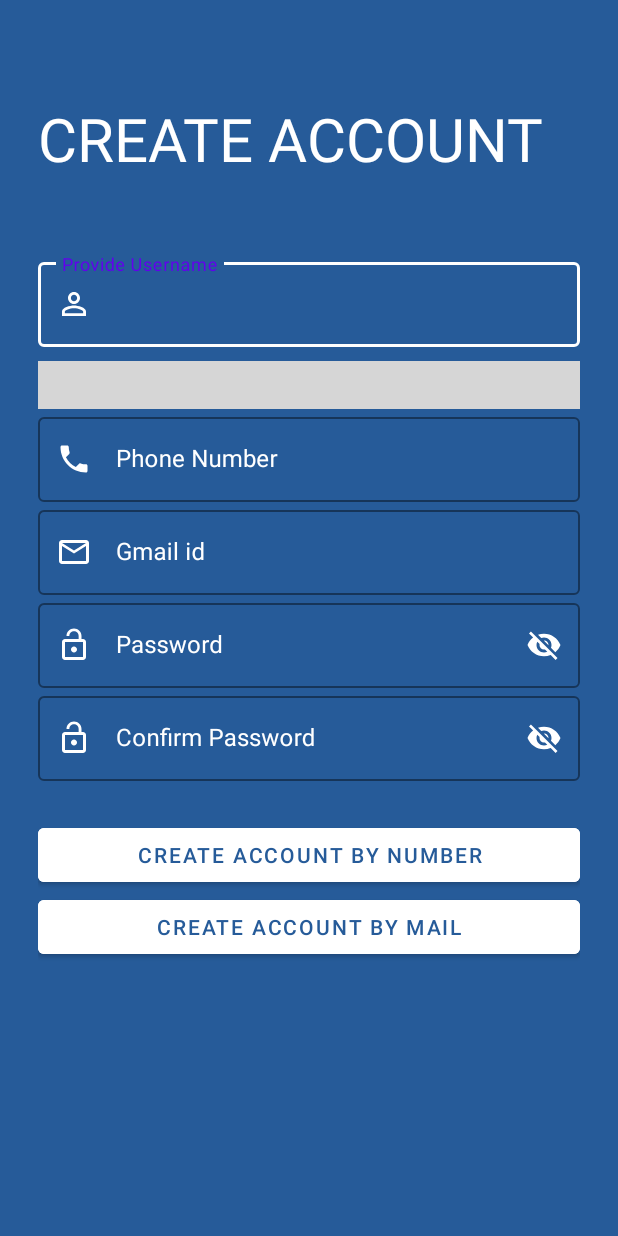
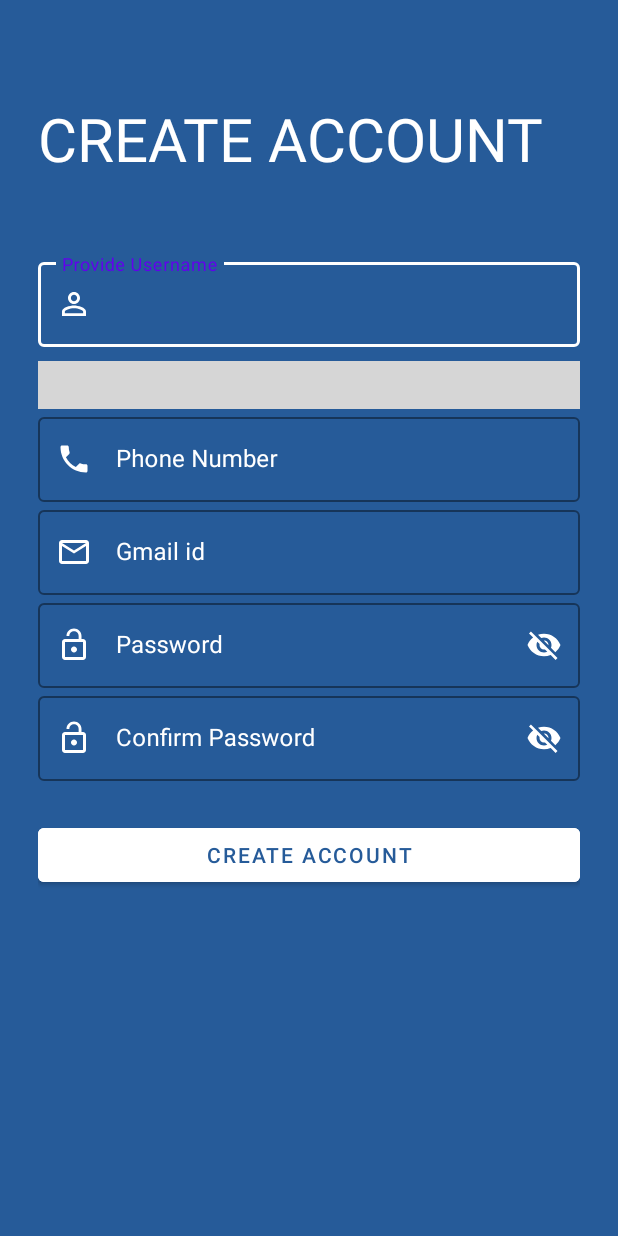
Before and after one commit to Hemantlodha/Database_Management_App, an Android app: the create_acc screen opened directly, with no data from a screen before it, on a phone screen of 412 x 824 dp. Run offline under Robolectric (Android 15) with nearby library versions, the phone set to English and light mode, and no system bars; our stand-ins replace Firebase (no records; nobody signed in at launch, a user with empty details on screens opened directly); plain views replace CountryCodePicker; Roboto replaces fonts that are not available here; grey boxes are pictures that could not be loaded.

Commit message:
First Project on github

```diff
--- a/app/src/main/java/com/hemant/university_database/create_acc.java
+++ b/app/src/main/java/com/hemant/university_database/create_acc.java
@@ -29,52 +29,19 @@ import com.google.firebase.database.FirebaseDatabase;
 import java.util.concurrent.TimeUnit;
 
 public class create_acc extends AppCompatActivity {
-    Button button8,button11;
+    Button button8;
     TextInputLayout username,phone,gmail,password,passc;
     @Override
     protected void onCreate(Bundle savedInstanceState) {
         super.onCreate(savedInstanceState);
         setContentView(R.layout.activity_create_acc);
         button8=findViewById(R.id.button8);
-        button11=findViewById(R.id.button11);
         username=findViewById(R.id.Username);
         phone=findViewById(R.id.phone);
         gmail=findViewById(R.id.gmail);
         password=findViewById(R.id.password);
         passc=findViewById(R.id.passc);
         ProgressBar progressBar=findViewById(R.id.progress);
-        ProgressBar progressBar1=findViewById(R.id.progress1);
-        button11.setOnClickListener(new View.OnClickListener() {
-            @Override
-            public void onClick(View view) {
-                button11.setVisibility(View.INVISIBLE);
-                progressBar1.setVisibility(View.VISIBLE);
-                String email=gmail.getEditText().getText().toString();
-                ActionCodeSettings actionCodeSettings =
-                        ActionCodeSettings.newBuilder()
-                                // URL you want to redirect back to. The domain (www.example.com) for this
-                                // URL must be whitelisted in the Firebase Console.
-                                .setUrl("https://www.example.com/finishSignUp?cartId=1234")
-                                // This must be true
-                                .setHandleCodeInApp(true)
-                                .setIOSBundleId("com.example.ios")
-                                .setAndroidPackageName(
-                                        "com.example.android",
-                                        true, /* installIfNotAvailable */
-                                        "12"    /* minimumVersion */)
-                                .build();
-                FirebaseAuth auth = FirebaseAuth.getInstance();
-                auth.sendSignInLinkToEmail(email, actionCodeSettings)
-                        .addOnCompleteListener(new OnCompleteListener<Void>() {
-                            @Override
-                            public void onComplete(@NonNull Task<Void> task) {
-                                if (task.isSuccessful()) {
-                                    Toast.makeText(create_acc.this, "Mail is sent", Toast.LENGTH_SHORT).show();
-                                }
-                            }
-                        });
-            }
-        });
         button8.setOnClickListener(new View.OnClickListener() {
             @Override
             public void onClick(View view) {
--- a/app/src/main/res/layout/activity_create_acc.xml
+++ b/app/src/main/res/layout/activity_create_acc.xml
@@ -165,7 +165,7 @@
         android:layout_width="match_parent"
         android:layout_height="wrap_content"
         android:backgroundTint="@color/white"
-        android:text="Create Account by number"
+        android:text="Create Account"
         android:layout_marginTop="25dp"
         android:textColor="@color/apptheme"
         app:layout_constraintTop_toBottomOf="@+id/linearLayout"
@@ -178,26 +178,6 @@
            android:progressBackgroundTint="@color/white"
            android:visibility="gone"/>
    </FrameLayout>
-            <FrameLayout
-                android:layout_width="match_parent"
-                android:layout_height="wrap_content">
-                <Button
-                    android:id="@+id/button11"
-                    android:layout_width="match_parent"
-                    android:layout_height="wrap_content"
-                    android:backgroundTint="@color/white"
-                    android:text="Create Account by mail"
-                    android:textColor="@color/apptheme"
-                    app:layout_constraintTop_toBottomOf="@+id/linearLayout"
-                    tools:layout_editor_absoluteX="25dp" />
-                <ProgressBar
-                    android:id="@+id/progress1"
-                    android:layout_width="30dp"
-                    android:layout_height="30dp"
-                    android:layout_gravity="center"
-                    android:progressBackgroundTint="@color/white"
-                    android:visibility="gone"/>
-            </FrameLayout>
         </LinearLayout>
     </ScrollView>
 </androidx.constraintlayout.widget.ConstraintLayout>
```
Also changed, not shown: app/src/main/java/com/hemant/university_database/login.java (+8 -3 lines), app/src/main/java/com/hemant/university_database/otp.java (+12 -0 lines).
